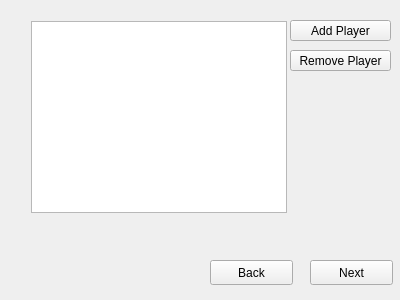
Above: forms/player_wizzard.ui from tuxflo/Memory_Qt_GUI before the change. Below: the same form after it.
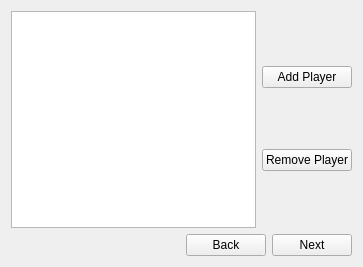
That is the form after the change.

Commit message:
Added Card Selection Wizzard
Now it is possible to select the different Card-Sets. They are loaded dynamicly into the ListView widget.

```diff
--- a/forms/player_wizzard.ui
+++ b/forms/player_wizzard.ui
@@ -6,75 +6,74 @@
    <rect>
     <x>0</x>
     <y>0</y>
-    <width>400</width>
-    <height>300</height>
+    <width>363</width>
+    <height>267</height>
    </rect>
   </property>
   <property name="windowTitle">
    <string>Form</string>
   </property>
-  <widget class="QListWidget" name="listWidget">
-   <property name="geometry">
-    <rect>
-     <x>31</x>
-     <y>21</y>
-     <width>256</width>
-     <height>192</height>
-    </rect>
-   </property>
-  </widget>
-  <widget class="QPushButton" name="add_player_button">
-   <property name="geometry">
-    <rect>
-     <x>290</x>
-     <y>20</y>
-     <width>101</width>
-     <height>21</height>
-    </rect>
-   </property>
-   <property name="text">
-    <string>Add Player</string>
-   </property>
-  </widget>
-  <widget class="QPushButton" name="next_button">
-   <property name="geometry">
-    <rect>
-     <x>310</x>
-     <y>260</y>
-     <width>83</width>
-     <height>25</height>
-    </rect>
-   </property>
-   <property name="text">
-    <string>Next</string>
-   </property>
-  </widget>
-  <widget class="QPushButton" name="back_button">
-   <property name="geometry">
-    <rect>
-     <x>210</x>
-     <y>260</y>
-     <width>83</width>
-     <height>25</height>
-    </rect>
-   </property>
-   <property name="text">
-    <string>Back</string>
-   </property>
-  </widget>
-  <widget class="QPushButton" name="remove_player_button">
-   <property name="geometry">
-    <rect>
-     <x>290</x>
-     <y>50</y>
-     <width>101</width>
-     <height>21</height>
-    </rect>
-   </property>
-   <property name="text">
-    <string>Remove Player</string>
-   </property>
-  </widget>
+  <layout class="QVBoxLayout" name="verticalLayout_2">
+   <item>
+    <layout class="QHBoxLayout" name="horizontalLayout_2">
+     <item>
+      <widget class="QListWidget" name="listWidget"/>
+     </item>
+     <item>
+      <layout class="QVBoxLayout" name="verticalLayout">
+       <item>
+        <widget class="QPushButton" name="add_player_button">
+         <property name="text">
+          <string>Add Player</string>
+         </property>
+        </widget>
+       </item>
+       <item>
+        <widget class="QPushButton" name="remove_player_button">
+         <property name="text">
+          <string>Remove Player</string>
+         </property>
+        </widget>
+       </item>
+      </layout>
+     </item>
+    </layout>
+   </item>
+   <item>
+    <layout class="QHBoxLayout" name="horizontalLayout">
+     <property name="leftMargin">
+      <number>0</number>
+     </property>
+     <item>
+      <spacer name="horizontalSpacer">
+       <property name="orientation">
+        <enum>Qt::Horizontal</enum>
+       </property>
+       <property name="sizeHint" stdset="0">
+        <size>
+         <width>200</width>
+         <height>20</height>
+        </size>
+       </property>
+      </spacer>
+     </item>
+     <item>
+      <widget class="QPushButton" name="back_button">
+       <property name="text">
+        <string>Back</string>
+       </property>
+      </widget>
+     </item>
+     <item>
+      <widget class="QPushButton" name="next_button">
+       <property name="text">
+        <string>Next</string>
+       </property>
+      </widget>
+     </item>
+    </layout>
+   </item>
+  </layout>
  </widget>
  <resources/>
  <connections/>
```
The commit also changes 18 other files.
